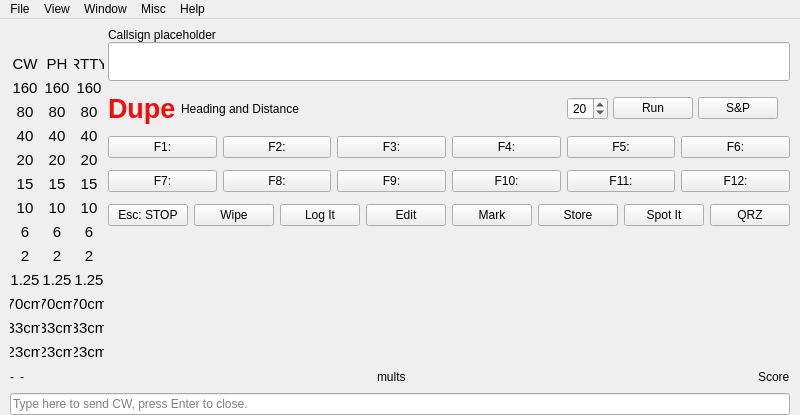
First picture: the form in not1mm/data/main.ui, repository kyleboyle/not1mm, before the edit.
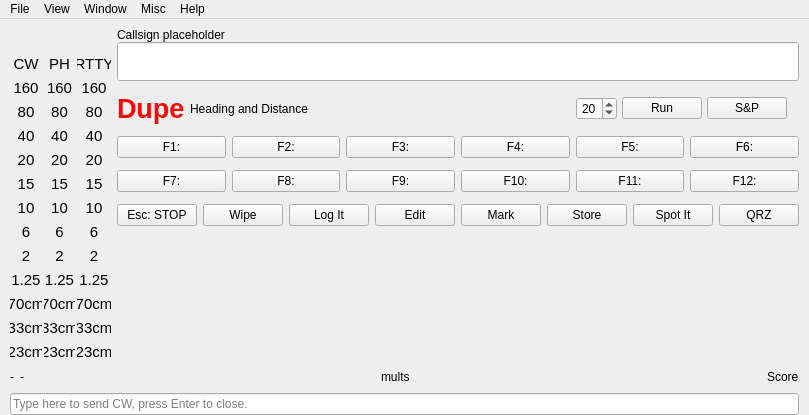
Second picture: the form after the edit. Icons and pictures are not drawn.

Commit message: add user defined entry fields for main input panel

Patch:
```diff
--- a/not1mm/data/main.ui
+++ b/not1mm/data/main.ui
@@ -9,7 +9,7 @@
    <rect>
     <x>0</x>
     <y>0</y>
-    <width>768</width>
+    <width>809</width>
     <height>403</height>
    </rect>
   </property>
@@ -597,9 +597,9 @@
          </widget>
         </item>
         <item>
-         <layout class="QVBoxLayout" name="main_dialog" stretch="0,0,0,0,0,0,0">
+         <layout class="QVBoxLayout" name="main_dialog" stretch="0,0,0,0,0,0,0,0">
           <property name="leftMargin">
-           <number>2</number>
+           <number>4</number>
           </property>
           <item>
            <layout class="QHBoxLayout" name="qso_row1">
@@ -1218,7 +1218,7 @@
     <rect>
      <x>0</x>
      <y>0</y>
-     <width>768</width>
+     <width>809</width>
      <height>24</height>
     </rect>
    </property>
```
Left out of the diff: 3 changed lines with no effect on the pictures. The commit also changes 10 other files.
